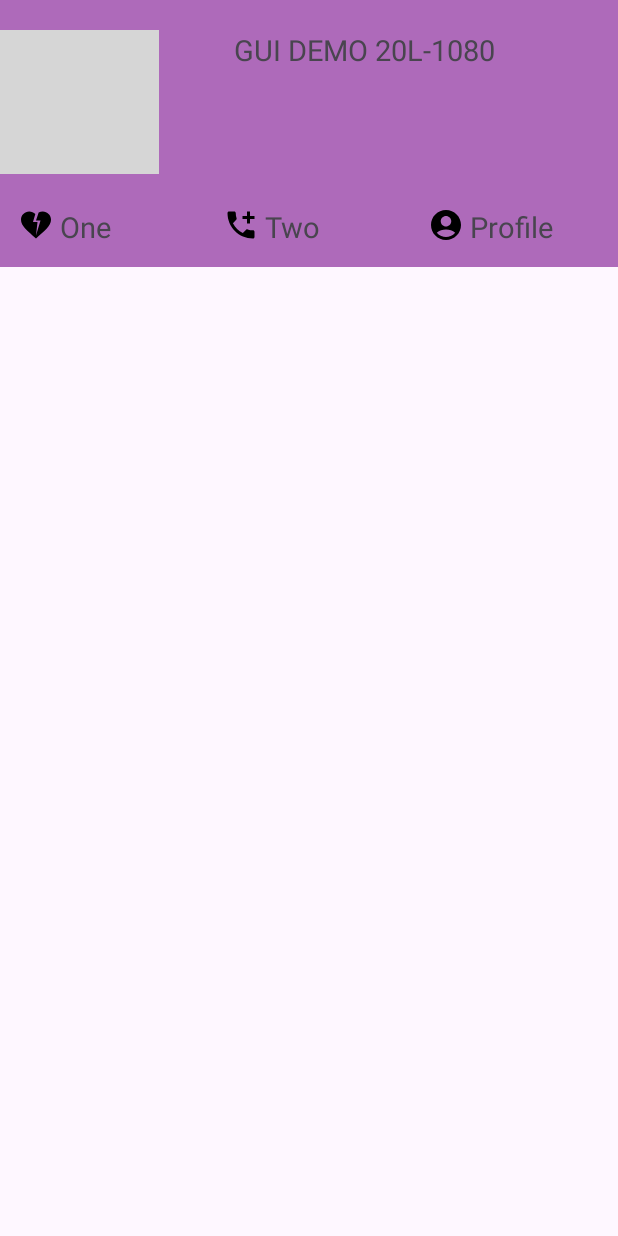
After one commit to NabeehaM/SimpleMobileApp, an Android app: the layout homepage.xml on its own in the app's theme, with its tools: preview values and no code run, on a phone screen of 412 x 824 dp. The commit adds this screen. Run offline under Robolectric (Android 15) with nearby library versions, the phone set to English and light mode, and no system bars; Roboto replaces fonts that are not available here; grey boxes are pictures that could not be loaded.

Commit message:
screen 2 complete

```diff
--- a/app/src/main/java/com/example/simpleapp/MainActivity.java
+++ b/app/src/main/java/com/example/simpleapp/MainActivity.java
@@ -3,13 +3,53 @@ package com.example.simpleapp;
 import androidx.appcompat.app.AppCompatActivity;
 
 import android.os.Bundle;
+import android.util.Log;
+import android.view.View;
+import android.widget.LinearLayout;
+import android.widget.Toast;
 
 public class MainActivity extends AppCompatActivity {
 
     @Override
     protected void onCreate(Bundle savedInstanceState) {
         super.onCreate(savedInstanceState);
-        setContentView(R.layout.activity_main);
-        //NEWWWW
+        setContentView(R.layout.homepage);
+        LinearLayout tabOneLayout = findViewById(R.id.tabOneLayout);
+        LinearLayout tabTwoLayout = findViewById(R.id.tabTwoLayout);
+        LinearLayout tabThreeLayout = findViewById(R.id.tabThreeLayout);
+
+        tabOneLayout.setOnClickListener(new View.OnClickListener() {
+            @Override
+            public void onClick(View v) {
+
+                findViewById(R.id.tabOneIndicator).setVisibility(View.VISIBLE);
+                findViewById(R.id.tabTwoIndicator).setVisibility(View.INVISIBLE);
+                findViewById(R.id.tabThreeIndicator).setVisibility(View.INVISIBLE);
+            }
+        });
+        tabTwoLayout.setOnClickListener(new View.OnClickListener() {
+            @Override
+            public void onClick(View v) {
+                findViewById(R.id.tabOneIndicator).setVisibility(View.INVISIBLE);
+                findViewById(R.id.tabTwoIndicator).setVisibility(View.VISIBLE);
+                findViewById(R.id.tabThreeIndicator).setVisibility(View.INVISIBLE);
+            }
+        });
+
+        tabThreeLayout.setOnClickListener(new View.OnClickListener() {
+            @Override
+            public void onClick(View v) {
+                findViewById(R.id.tabOneIndicator).setVisibility(View.INVISIBLE);
+                findViewById(R.id.tabTwoIndicator).setVisibility(View.INVISIBLE);
+                findViewById(R.id.tabThreeIndicator).setVisibility(View.VISIBLE);
+            }
+        });
     }
+
+
+
+
+
+
+
 }
--- /dev/null
+++ b/app/src/main/res/drawable/call.xml
@@ -0,0 +1,5 @@
+<vector android:height="24dp" android:tint="#000000"
+    android:viewportHeight="24" android:viewportWidth="24"
+    android:width="24dp" xmlns:android="http://schemas.android.com/apk/res/android">
+    <path android:fillColor="@android:color/white" android:pathData="M20,15.5c-1.25,0 -2.45,-0.2 -3.57,-0.57 -0.35,-0.11 -0.74,-0.03 -1.02,0.24l-2.2,2.2c-2.83,-1.44 -5.15,-3.75 -6.59,-6.59l2.2,-2.21c0.28,-0.26 0.36,-0.65 0.25,-1C8.7,6.45 8.5,5.25 8.5,4c0,-0.55 -0.45,-1 -1,-1H4c-0.55,0 -1,0.45 -1,1 0,9.39 7.61,17 17,17 0.55,0 1,-0.45 1,-1v-3.5c0,-0.55 -0.45,-1 -1,-1zM21,6h-3V3h-2v3h-3v2h3v3h2V8h3z"/>
+</vector>
--- /dev/null
+++ b/app/src/main/res/drawable/heart.xml
@@ -0,0 +1,5 @@
+<vector android:height="24dp" android:tint="#000000"
+    android:viewportHeight="24" android:viewportWidth="24"
+    android:width="24dp" xmlns:android="http://schemas.android.com/apk/res/android">
+    <path android:fillColor="@android:color/white" android:pathData="M16.5,3c-0.96,0 -1.9,0.25 -2.73,0.69L12,9h3l-3,10l1,-9h-3l1.54,-5.39C10.47,3.61 9.01,3 7.5,3C4.42,3 2,5.42 2,8.5c0,4.13 4.16,7.18 10,12.5c5.47,-4.94 10,-8.26 10,-12.5C22,5.42 19.58,3 16.5,3z"/>
+</vector>
--- /dev/null
+++ b/app/src/main/res/drawable/ic_arrow_back.xml
@@ -0,0 +1,4 @@
+<?xml version="1.0" encoding="utf-8"?>
+<selector xmlns:android="http://schemas.android.com/apk/res/android">
+
+</selector>
--- /dev/null
+++ b/app/src/main/res/drawable/person.xml
@@ -0,0 +1,5 @@
+<vector android:height="24dp" android:tint="#000000"
+    android:viewportHeight="24" android:viewportWidth="24"
+    android:width="24dp" xmlns:android="http://schemas.android.com/apk/res/android">
+    <path android:fillColor="@android:color/white" android:pathData="M12,2C6.48,2 2,6.48 2,12s4.48,10 10,10s10,-4.48 10,-10S17.52,2 12,2zM12,6c1.93,0 3.5,1.57 3.5,3.5S13.93,13 12,13s-3.5,-1.57 -3.5,-3.5S10.07,6 12,6zM12,20c-2.03,0 -4.43,-0.82 -6.14,-2.88C7.55,15.8 9.68,15 12,15s4.45,0.8 6.14,2.12C16.43,19.18 14.03,20 12,20z"/>
+</vector>
--- /dev/null
+++ b/app/src/main/res/drawable/profile.xml
@@ -0,0 +1,5 @@
+<vector android:height="24dp" android:tint="#000000"
+    android:viewportHeight="24" android:viewportWidth="24"
+    android:width="24dp" xmlns:android="http://schemas.android.com/apk/res/android">
+    <path android:fillColor="@android:color/white" android:pathData="M12,2c1.1,0 2,0.9 2,2s-0.9,2 -2,2 -2,-0.9 -2,-2 0.9,-2 2,-2zM21,9h-6v13h-2v-6h-2v6L9,22L9,9L3,9L3,7h18v2z"/>
+</vector>
--- /dev/null
+++ b/app/src/main/res/layout/homepage.xml
@@ -0,0 +1,197 @@
+<?xml version="1.0" encoding="utf-8"?>
+<LinearLayout xmlns:android="http://schemas.android.com/apk/res/android"
+    android:layout_width="match_parent"
+    android:layout_height="match_parent"
+    android:orientation="vertical"
+    android:layout_gravity="center">
+
+    <LinearLayout
+        android:layout_width="420dp"
+        android:layout_height="wrap_content"
+        android:orientation="vertical"
+        android:background="#AE6ABA"
+        android:gravity="center"
+
+        >
+    <LinearLayout
+        android:layout_width="match_parent"
+        android:layout_height="wrap_content"
+        android:background="#AE6ABA"
+        android:paddingTop="20dp"
+        android:layout_gravity="center"
+        >
+        <ImageButton
+            android:id="@+id/backButton"
+            android:layout_width="wrap_content"
+            android:layout_height="wrap_content"
+            android:src="@drawable/backarrow"
+            android:background="?attr/selectableItemBackgroundBorderless"
+            android:contentDescription="Back"
+            android:paddingLeft="10dp"/>
+        <Space
+            android:layout_width="50dp"
+            android:layout_height="match_parent" />
+
+        <TextView
+            android:layout_weight="2"
+            android:layout_width="wrap_content"
+            android:layout_height="wrap_content"
+            android:text="GUI DEMO 20L-1080"
+
+            android:textSize="19dp"
+            ></TextView>
+
+    </LinearLayout>
+
+    <LinearLayout
+        android:layout_width="match_parent"
+        android:layout_height="wrap_content"
+        android:orientation="horizontal"
+        android:gravity="center"
+
+        android:paddingTop="10dp"
+        >
+
+        <LinearLayout
+            android:layout_width="wrap_content"
+            android:layout_height="wrap_content"
+
+            android:layout_weight="1"
+            android:orientation="vertical">
+            <LinearLayout
+                android:layout_width="wrap_content"
+                android:layout_height="wrap_content"
+                android:paddingBottom="10dp"
+                android:onClick="selectTab"
+                android:tag="One"
+                android:id="@+id/tabOneLayout">                >
+                <ImageView
+                    android:layout_width="wrap_content"
+                    android:layout_height="wrap_content"
+                    android:src="@drawable/heart"
+                    android:paddingTop="12dp"
+                    android:paddingLeft="12dp"
+                    android:width="10dp"
+
+                    >
+
+                </ImageView>
+                <Space
+                    android:layout_width="4dp"
+                    android:layout_height="match_parent" />
+                <TextView
+                    android:layout_width="wrap_content"
+                    android:layout_height="wrap_content"
+                    android:text="One"
+                    android:paddingTop="12dp"
+                    android:layout_weight="1"
+
+                    android:textSize="19dp"
+                    ></TextView>
+            </LinearLayout>
+            <View
+                android:id="@+id/tabOneIndicator"
+                android:layout_width="100dp"
+                android:layout_height="4dp"
+                android:background="#E4C2E7"
+                android:visibility="invisible"
+                 />
+        </LinearLayout>
+<!-- hi -->
+
+        <LinearLayout
+            android:layout_width="wrap_content"
+            android:layout_height="wrap_content"
+
+            android:layout_weight="1"
+            android:orientation="vertical">
+            <LinearLayout
+                android:layout_width="wrap_content"
+                android:layout_height="wrap_content"
+                android:paddingBottom="10dp"
+                android:onClick="selectTab"
+                android:tag="Two"
+                android:id="@+id/tabTwoLayout">                >
+                <ImageView
+                    android:layout_width="wrap_content"
+                    android:layout_height="wrap_content"
+                    android:src="@drawable/call"
+                    android:paddingTop="12dp"
+                    android:paddingLeft="12dp"
+                    android:width="10dp"
+
+                    >
+
+                </ImageView>
+                <Space
+                    android:layout_width="4dp"
+                    android:layout_height="match_parent" />
+                <TextView
+                    android:layout_width="wrap_content"
+                    android:layout_height="wrap_content"
+                    android:text="Two"
+                    android:paddingTop="12dp"
+                    android:layout_weight="1"
+
+                    android:textSize="19dp"
+                    ></TextView>
+            </LinearLayout>
+            <View
+                android:id="@+id/tabTwoIndicator"
+                android:layout_width="100dp"
+                android:layout_height="4dp"
+                android:background="#E4C2E7"
+                android:visibility="invisible"
+                />
+        </LinearLayout>
+
+        <LinearLayout
+            android:layout_width="wrap_content"
+            android:layout_height="wrap_content"
+
+            android:layout_weight="1"
+            android:orientation="vertical">
+            <LinearLayout
+                android:layout_width="wrap_content"
+                android:layout_height="wrap_content"
+                android:paddingBottom="10dp"
+                android:onClick="selectTab"
+                android:tag="Three"
+                android:id="@+id/tabThreeLayout">                >
+                <ImageView
+                    android:layout_width="wrap_content"
+                    android:layout_height="wrap_content"
+                    android:src="@drawable/person"
+                    android:paddingTop="12dp"
+                    android:paddingLeft="12dp"
+                    android:width="10dp"
+
+                    >
+
+                </ImageView>
+                <Space
+                    android:layout_width="4dp"
+                    android:layout_height="match_parent" />
+                <TextView
+                    android:layout_width="wrap_content"
+                    android:layout_height="wrap_content"
+                    android:text="Profile"
+                    android:paddingTop="12dp"
+                    android:layout_weight="1"
+
+                    android:textSize="19dp"
+                    ></TextView>
+            </LinearLayout>
+            <View
+                android:id="@+id/tabThreeIndicator"
+                android:layout_width="110dp"
+                android:layout_height="4dp"
+                android:background="#E4C2E7"
+                android:visibility="invisible"
+
+                />
+        </LinearLayout>
+
+    </LinearLayout>
+</LinearLayout>
+</LinearLayout>
```
